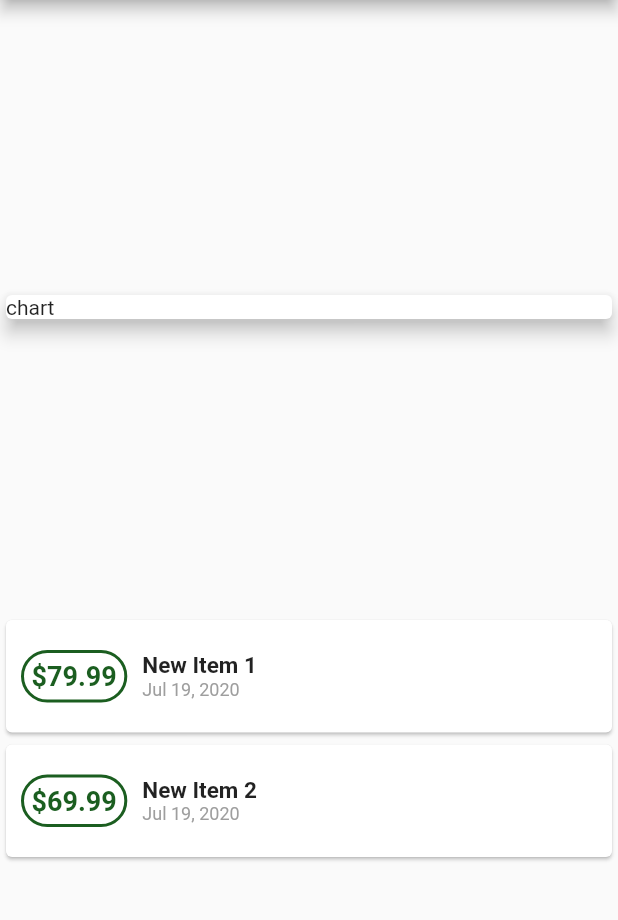
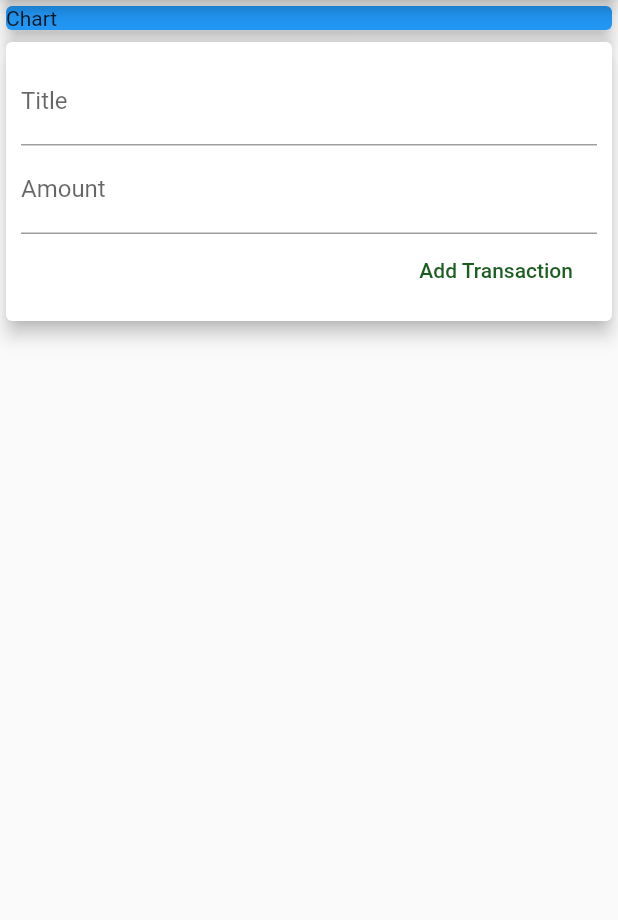
Before and after one commit to bastolasuraj/learningDarrt, a Flutter app: the screen it shows after launch, on a phone screen of 412 x 824 dp, the part 84-1004 px from its top. Run offline on Flutter 3.47's test engine with Material 2 defaults, Android fonts, the phone set to English and light mode, and no system bars.

Commit message:
A Simple Expense App created by a Flutter Learner

```diff
--- a/lib/main.dart
+++ b/lib/main.dart
@@ -1,6 +1,6 @@
+import './widgets/userTransactions.dart';
+
 import "package:flutter/material.dart";
-import "package:intl/intl.dart";
-import "./transactions.dart";
 
 void main() => runApp(ExpenseApp());
 
@@ -12,20 +12,11 @@ class ExpenseApp extends StatelessWidget {
 }
 
 class ExpenseAppHome extends StatelessWidget {
-  final List<Transaction> transactions = [
-    Transaction(
-      id: "t1",
-      title: "New Item 1",
-      amount: 79.99,
-      date: DateTime.now(),
-    ),
-    Transaction(
-      id: "t2",
-      title: "New Item 2",
-      amount: 69.99,
-      date: DateTime.now(),
-    ),
-  ];
+  // String titleInput;
+  // String amountInput;
+
+  final titleController = TextEditingController();
+  final amountController = TextEditingController();
 
   @override
   Widget build(BuildContext context) {
@@ -34,66 +25,17 @@ class ExpenseAppHome extends StatelessWidget {
         title: Text("Expense App"),
       ),
       body: Column(
-        mainAxisAlignment: MainAxisAlignment.spaceEvenly,
         crossAxisAlignment: CrossAxisAlignment.stretch,
         children: <Widget>[
           Container(
             width: double.infinity,
             child: Card(
-              child: Text("chart"),
+              color: Colors.blue,
+              child: Text("Chart"),
               elevation: 5,
             ),
           ),
-          Column(
-              children: transactions.map((tx) {
-            return Card(
-              child: Row(
-                children: <Widget>[
-                  Container(
-                    margin: EdgeInsets.symmetric(
-                      vertical: 20,
-                      horizontal: 10,
-                    ),
-                    decoration: BoxDecoration(
-                      border: Border.all(
-                        color: Colors.green[900],
-                        width: 2,
-                      ),
-                      borderRadius: BorderRadius.circular(20),
-                    ),
-                    padding: EdgeInsets.all(5),
-                    child: Text(
-                      "\$${tx.amount}",
-                      style: TextStyle(
-                        fontWeight: FontWeight.bold,
-                        fontSize: 18,
-                        color: Colors.green[900],
-                      ),
-                    ),
-                  ),
-                  Column(
-                    crossAxisAlignment: CrossAxisAlignment.start,
-                    children: <Widget>[
-                      Text(
-                        tx.title,
-                        style: TextStyle(
-                          fontWeight: FontWeight.bold,
-                          fontSize: 15,
-                        ),
-                      ),
-                      Text(
-                        DateFormat.yMMMd().format(tx.date),
-                        style: TextStyle(
-                          fontSize: 12,
-                          color: Colors.grey,
-                        ),
-                      )
-                    ],
-                  )
-                ],
-              ),
-            );
-          }).toList())
+          UersTransactions()
         ],
       ),
     );
--- /dev/null
+++ b/lib/widgets/newTransaction.dart
@@ -0,0 +1,49 @@
+import "package:flutter/material.dart";
+
+class NewTransaction extends StatelessWidget {
+  final Function addTransaction;
+  final titleController = TextEditingController();
+  final amountController = TextEditingController();
+
+  NewTransaction(this.addTransaction);
+
+  @override
+  Widget build(BuildContext context) {
+    return Card(
+      elevation: 5,
+      child: Container(
+        margin: EdgeInsets.all(5),
+        padding: EdgeInsets.all(5),
+        child: Column(
+          crossAxisAlignment: CrossAxisAlignment.end,
+          children: <Widget>[
+            TextField(
+              decoration: InputDecoration(
+                labelText: "Title",
+              ),
+              controller: titleController,
+              // onChanged: (val) => titleInput = val,
+            ),
+            TextField(
+              decoration: InputDecoration(
+                labelText: "Amount",
+              ),
+              controller: amountController,
+              // onChanged: (val) => amountInput = val,
+            ),
+            FlatButton(
+              onPressed: () {
+                addTransaction(
+                  titleController.text,
+                  double.parse(amountController.text),
+                );
+              },
+              child: Text("Add Transaction"),
+              textColor: Colors.green[900],
+            )
+          ],
+        ),
+      ),
+    );
+  }
+}
--- /dev/null
+++ b/lib/widgets/transactionList.dart
@@ -0,0 +1,67 @@
+import "package:flutter/material.dart";
+
+import "../models/transactions.dart";
+import "package:intl/intl.dart";
+
+class TransactionList extends StatelessWidget {
+  final List<Transaction> transactions;
+  TransactionList(this.transactions);
+  @override
+  Widget build(BuildContext context) {
+    return Container(
+      height: 90,
+      child: ListView.builder(
+        itemBuilder: (ctx, index) {
+          return Card(
+            child: Row(
+              children: <Widget>[
+                Container(
+                  margin: EdgeInsets.symmetric(
+                    vertical: 20,
+                    horizontal: 10,
+                  ),
+                  decoration: BoxDecoration(
+                    border: Border.all(
+                      color: Colors.green[900],
+                      width: 2,
+                    ),
+                    borderRadius: BorderRadius.circular(20),
+                  ),
+                  padding: EdgeInsets.all(5),
+                  child: Text(
+                    "\$${transactions[index].amount}",
+                    style: TextStyle(
+                      fontWeight: FontWeight.bold,
+                      fontSize: 18,
+                      color: Colors.green[900],
+                    ),
+                  ),
+                ),
+                Column(
+                  crossAxisAlignment: CrossAxisAlignment.start,
+                  children: <Widget>[
+                    Text(
+                      transactions[index].title,
+                      style: TextStyle(
+                        fontWeight: FontWeight.bold,
+                        fontSize: 15,
+                      ),
+                    ),
+                    Text(
+                      DateFormat.yMMMd().format(transactions[index].date),
+                      style: TextStyle(
+                        fontSize: 12,
+                        color: Colors.grey,
+                      ),
+                    )
+                  ],
+                )
+              ],
+            ),
+          );
+        },
+        itemCount: transactions.length,
+      ),
+    );
+  }
+}
--- /dev/null
+++ b/lib/widgets/userTransactions.dart
@@ -0,0 +1,35 @@
+import "package:flutter/material.dart";
+import "./newTransaction.dart";
+import "./transactionList.dart";
+import "../models/transactions.dart";
+
+class UersTransactions extends StatefulWidget {
+  @override
+  _UersTransactionsState createState() => _UersTransactionsState();
+}
+
+class _UersTransactionsState extends State<UersTransactions> {
+  final List<Transaction> _transactions = [];
+  void _addNewTransaction(String title, double amount) {
+    final newTx = Transaction(
+        id: DateTime.now().toString(),
+        title: title,
+        amount: amount,
+        date: DateTime.now());
+    setState(() {
+      _transactions.add(newTx);
+    });
+  }
+
+  @override
+  Widget build(BuildContext context) {
+    return Column(
+      // mainAxisAlignment: MainAxisAlignment.spaceEvenly,
+      crossAxisAlignment: CrossAxisAlignment.stretch,
+      children: <Widget>[
+        NewTransaction(_addNewTransaction),
+        TransactionList(_transactions),
+      ],
+    );
+  }
+}
```
Also changed, not shown: lib/models/transactions.dart (renamed from lib/transactions.dart).
